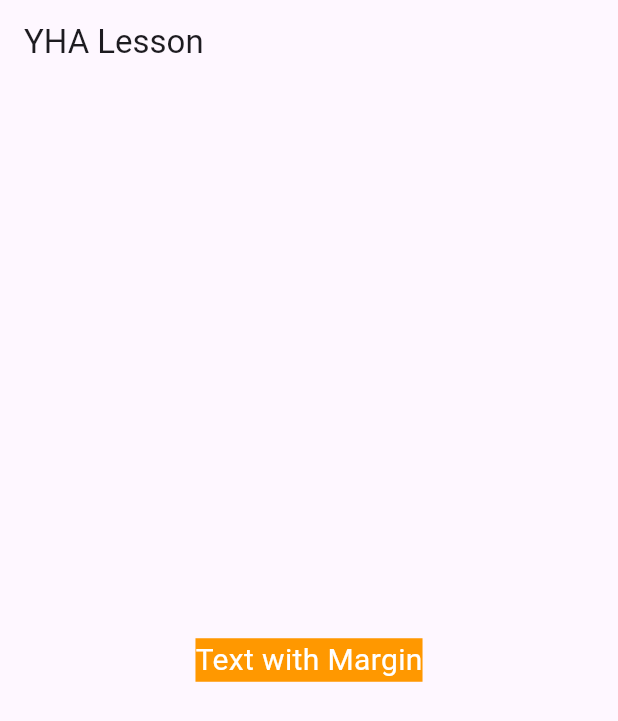
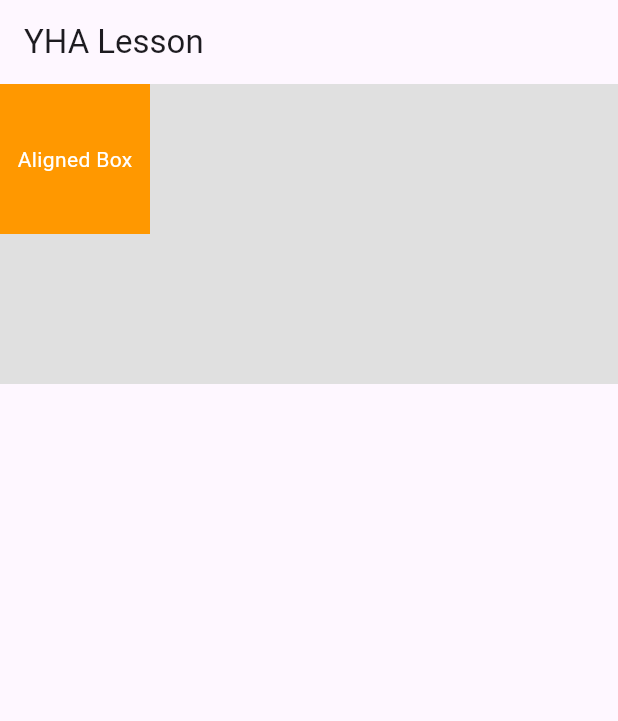
Before and after one commit to hidecard/YHA-flutter-lesson, a Flutter app: the screen it shows after launch, on a phone screen of 412 x 824 dp. Shown: the top 721 px of the screen. Run offline on Flutter 3.47's test engine with Material 3 defaults, Android fonts, the phone set to English and light mode, and no system bars.

Commit message:
lesson margin

```diff
--- a/lib/main.dart
+++ b/lib/main.dart
@@ -9,14 +9,20 @@ class MyApp extends StatelessWidget {
   Widget build(BuildContext context) {
     return MaterialApp(
       home: Scaffold(
-        appBar: AppBar(title: Text('YHA Lesson')),
-        body: Center(
-          child: Container(
-            margin: EdgeInsets.symmetric(horizontal: 20.0, vertical: 30.0),
-            color: Colors.orange,
-            child: Text(
-              'Text with Margin',
-              style: TextStyle(color: Colors.white, fontSize: 20),
+        appBar: AppBar(title: const Text('YHA Lesson')),
+        body: Container(
+          width: double.infinity,
+          height: 200,
+          color: Colors.grey[300],
+          child: Align(
+            alignment: Alignment.topLeft,
+            child: Container(
+              width: 100,
+              height: 100,
+              color: Colors.orange,
+              child: const Center(
+                child: Text('Aligned Box', style: TextStyle(color: Colors.white)),
+              ),
             ),
           ),
         ),
```
